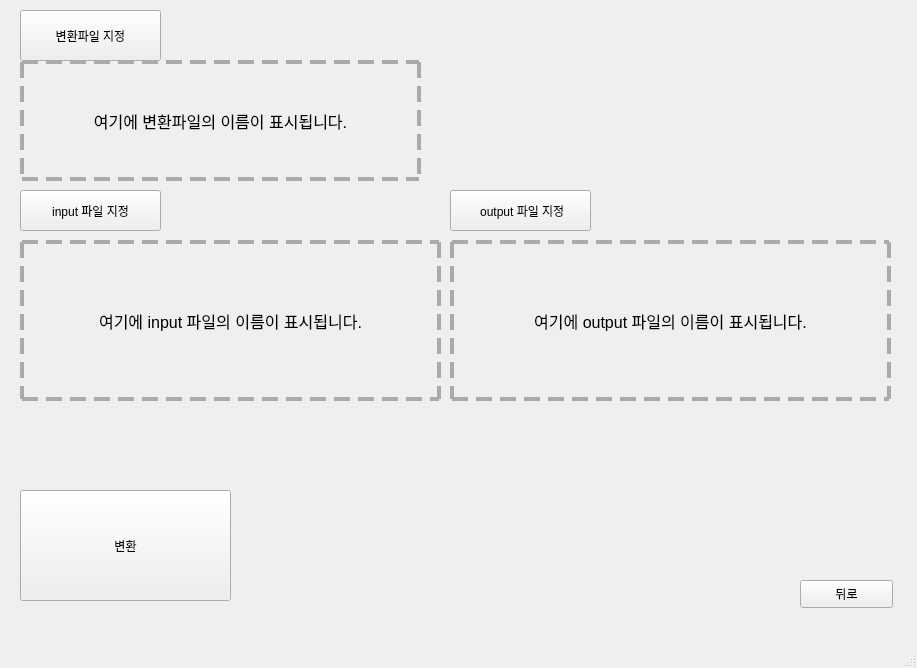
Old version of the form create_estimate.ui in the repository FireChicks/create_estimate_py.
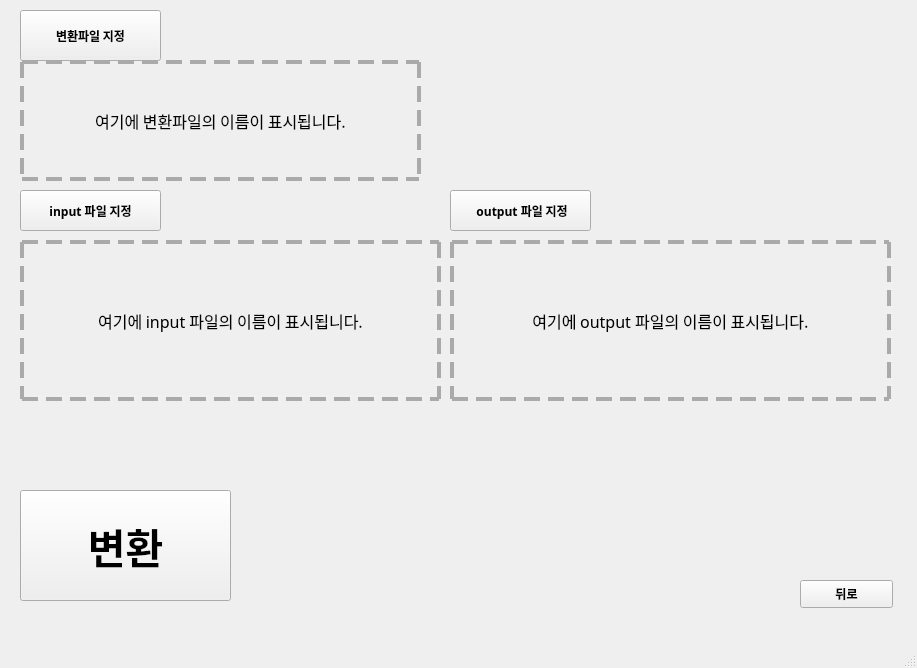
New version of the form. The open tabs and pages were chosen to show the change.

```diff
--- a/create_estimate.ui
+++ b/create_estimate.ui
@@ -77,6 +77,14 @@
         <height>51</height>
        </rect>
       </property>
+      <property name="font">
+       <font>
+        <family>Malgun Gothic</family>
+        <pointsize>9</pointsize>
+        <weight>75</weight>
+        <bold>true</bold>
+       </font>
+      </property>
       <property name="text">
        <string>변환파일 지정</string>
       </property>
@@ -90,6 +98,14 @@
         <height>41</height>
        </rect>
       </property>
+      <property name="font">
+       <font>
+        <family>Malgun Gothic</family>
+        <pointsize>9</pointsize>
+        <weight>75</weight>
+        <bold>true</bold>
+       </font>
+      </property>
       <property name="text">
        <string>input 파일 지정</string>
       </property>
@@ -103,6 +119,14 @@
         <height>41</height>
        </rect>
       </property>
+      <property name="font">
+       <font>
+        <family>Malgun Gothic</family>
+        <pointsize>9</pointsize>
+        <weight>75</weight>
+        <bold>true</bold>
+       </font>
+      </property>
       <property name="text">
        <string> output 파일 지정</string>
       </property>
@@ -116,6 +140,12 @@
         <height>121</height>
        </rect>
       </property>
+      <property name="font">
+       <font>
+        <family>Malgun Gothic</family>
+        <pointsize>12</pointsize>
+       </font>
+      </property>
       <property name="styleSheet">
        <string notr="true">border: 4px dashed #aaa;
 font-size: 12pt;</string>
@@ -136,6 +166,12 @@
         <height>161</height>
        </rect>
       </property>
+      <property name="font">
+       <font>
+        <family>Malgun Gothic</family>
+        <pointsize>12</pointsize>
+       </font>
+      </property>
       <property name="styleSheet">
        <string notr="true">border: 4px dashed #aaa;
 font-size: 12pt;</string>
@@ -156,6 +192,12 @@
         <height>161</height>
        </rect>
       </property>
+      <property name="font">
+       <font>
+        <family>Malgun Gothic</family>
+        <pointsize>12</pointsize>
+       </font>
+      </property>
       <property name="styleSheet">
        <string notr="true">border: 4px dashed #aaa;
 font-size: 12pt;</string>
@@ -176,6 +218,14 @@
         <height>111</height>
        </rect>
       </property>
+      <property name="font">
+       <font>
+        <family>Malgun Gothic</family>
+        <pointsize>31</pointsize>
+        <weight>75</weight>
+        <bold>true</bold>
+       </font>
+      </property>
       <property name="text">
        <string>변환</string>
       </property>
@@ -189,6 +239,14 @@
         <height>28</height>
        </rect>
       </property>
+      <property name="font">
+       <font>
+        <family>Malgun Gothic</family>
+        <pointsize>9</pointsize>
+        <weight>75</weight>
+        <bold>true</bold>
+       </font>
+      </property>
       <property name="text">
        <string>뒤로</string>
       </property>
```
Left out of the diff: 155 changed lines with no effect on the pictures.
